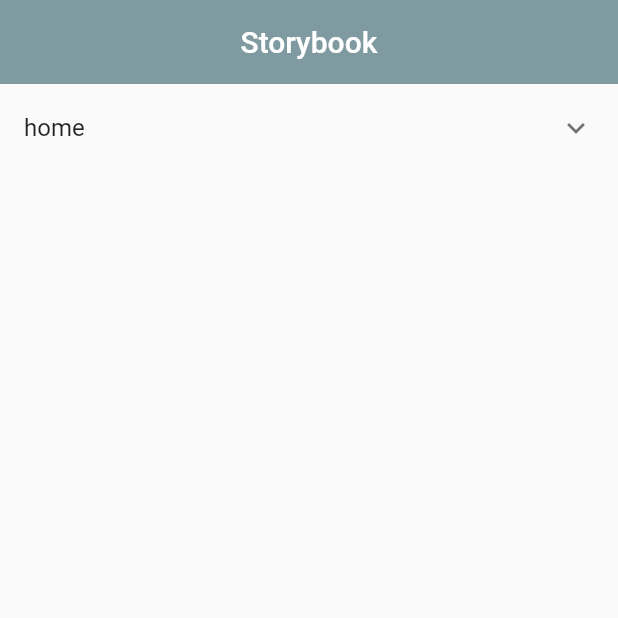
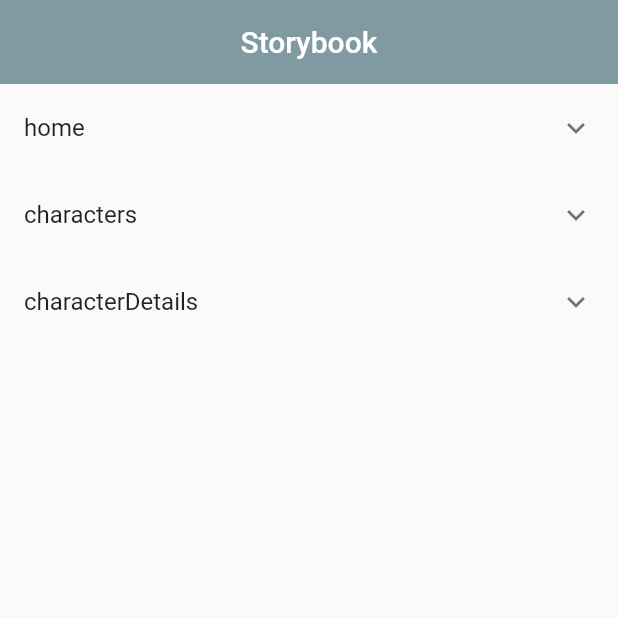
Before and after one commit to abjox/thrive_futurama_test, a Flutter app: the screen it shows after launch, on a phone screen of 412 x 824 dp, the top half of it. Run offline on Flutter 3.47's test engine with Material 2 defaults, Android fonts, the phone set to English and light mode, and no system bars; our stand-ins replace equatable, flutter_redux, get_it, go_router, logger, redux.

Commit message:
Implement character details screen

```diff
--- /dev/null
+++ b/lib/redux/characters/connector/characters_view_model.dart
@@ -0,0 +1,14 @@
+import 'package:thrive_futurama/ui/characters/components/character_tile_widget.dart';
+
+class CharactersViewModel {
+  final bool isLoading;
+  final bool isError;
+
+  final List<CharacterProps> characters;
+
+  CharactersViewModel(
+    this.isLoading,
+    this.isError,
+    this.characters,
+  );
+}
--- a/lib/ui/storybook/mock_models.dart
+++ b/lib/ui/storybook/mock_models.dart
@@ -1,4 +1,7 @@
+import 'package:thrive_futurama/redux/character_details/connector/character_details_view_model.dart';
+import 'package:thrive_futurama/redux/characters/connector/characters_view_model.dart';
 import 'package:thrive_futurama/redux/home/connector/home_view_model.dart';
+import 'package:thrive_futurama/ui/characters/components/character_tile_widget.dart';
 
 final mockInitialHomeStateViewModel = HomeViewModel(
   false,
@@ -9,3 +12,54 @@ final mockInitialHomeStateViewModel = HomeViewModel(
   () {},
   () {},
 );
+
+final mockInitialCharctersStateViewModel = CharactersViewModel(
+  false,
+  false,
+  [
+    CharacterProps(
+      'Philip',
+      'Fry',
+      'https://upload.wikimedia.org/wikipedia/en/2/28/Philip_Fry.png',
+      () {},
+    ),
+    CharacterProps(
+      'Turanga',
+      'Leela',
+      'https://upload.wikimedia.org/wikipedia/en/d/d4/Turanga_Leela.png',
+      () {},
+    ),
+  ],
+);
+
+final mockInitialCharcterDetailsStateViewModel = CharacterDetailsViewModel(
+  false,
+  false,
+  "https://upload.wikimedia.org/wikipedia/en/2/28/Philip_Fry.png",
+  'Philip',
+  '',
+  'Fry',
+  'Intergalactic Delivery Boy',
+  'Male',
+  'Human',
+  'Earth',
+  [
+    "Shut up and take my money!",
+    "I'm walking on sunshine, woah oh oooh",
+    "This is how we do it. Pick your nose and chew it",
+    "wow! I never would have thought of that.",
+    "Bigfoot! He's real! I knew it! The Loch Ness Monster's book was right!",
+    "I didn't ask for a completely reasonable excuse! I asked you to get busy!",
+    "It's like a party in my mouth and everybody's throwing up!",
+    "My God, it's full of ads!",
+    "There's so many killbots behind us, I can't count them all. Three, I think.",
+    "They're like sex, except I'm having them!",
+    "We're in the middle of nowhere, which is the safest part of nowhere.",
+    "When will young people learn that playing 'Dungeons and Dragons' doesn't make you cool!",
+    "Why am I sticky and naked? Did I miss something fun?",
+    "Wow! A superpowers drug you can just rub onto your skin? You'd think it would be something you'd have to freebase.",
+    "Wow, you got that off the Internet? In my day, the Internet was only used to download pornography.",
+    "But this is HDTV. It's got better resolution than the real world.",
+    "Can I pull up my pants now?",
+  ],
+);
--- a/lib/ui/storybook/storybook_screen.dart
+++ b/lib/ui/storybook/storybook_screen.dart
@@ -1,13 +1,21 @@
 import 'package:flutter/material.dart';
 
+import '../characters/characters_screen.dart';
+import '../character_details/character_details_screen.dart';
 import '../home/home_screen.dart';
 import 'mock_models.dart';
 
 enum Screen {
   home,
+  characters,
+  characterDetails,
 }
 
 enum HomeState { initial }
+
+enum CharctersState { initial }
+
+enum CharacterDetails { initial }
 
 class StorybookScreen extends StatelessWidget {
   const StorybookScreen({super.key});
@@ -16,6 +24,10 @@ class StorybookScreen extends StatelessWidget {
     switch (screen) {
       case Screen.home:
         return buildHomeState(context);
+      case Screen.characters:
+        return buildCharactersState(context);
+      case Screen.characterDetails:
+        return buildCharacterDetailsState(context);
       default:
         return [];
     }
@@ -33,6 +45,54 @@ class StorybookScreen extends StatelessWidget {
                     builder: (context) {
                       return HomeScreen(
                         mockInitialHomeStateViewModel,
+                        GlobalKey(),
+                      );
+                    },
+                  ),
+                );
+              }
+            },
+            child: Text(e.toString().split('.')[1]),
+          ));
+    }).toList();
+  }
+
+  List<Widget> buildCharactersState(BuildContext context) {
+    return CharctersState.values.map((e) {
+      return Padding(
+          padding: const EdgeInsets.only(bottom: 10.0),
+          child: TextButton(
+            onPressed: () {
+              if (e == CharctersState.initial) {
+                Navigator.of(context).push(
+                  MaterialPageRoute(
+                    builder: (context) {
+                      return CharactersScreen(
+                        mockInitialCharctersStateViewModel,
+                        GlobalKey(),
+                      );
+                    },
+                  ),
+                );
+              }
+            },
+            child: Text(e.toString().split('.')[1]),
+          ));
+    }).toList();
+  }
+
+  List<Widget> buildCharacterDetailsState(BuildContext context) {
+    return CharacterDetails.values.map((e) {
+      return Padding(
+          padding: const EdgeInsets.only(bottom: 10.0),
+          child: TextButton(
+            onPressed: () {
+              if (e == CharacterDetails.initial) {
+                Navigator.of(context).push(
+                  MaterialPageRoute(
+                    builder: (context) {
+                      return CharacterDetailsScreen(
+                        mockInitialCharcterDetailsStateViewModel,
                         GlobalKey(),
                       );
                     },
```
Also changed, not shown: lib/redux/character_details/connector/character_details_view_model.dart (added, +28 -0 lines), lib/ui/character_details/character_details_screen.dart (added, +110 -0 lines), lib/ui/characters/characters_screen.dart (added, +63 -0 lines), lib/ui/characters/components/character_tile_widget.dart (added, +29 -0 lines), lib/ui/home/home_screen.dart (+9 -29 lines), lib/redux/character_details/connector/character_details_connector.dart (added), lib/redux/characters/connector/characters_connector.dart (added), 1 other file.
